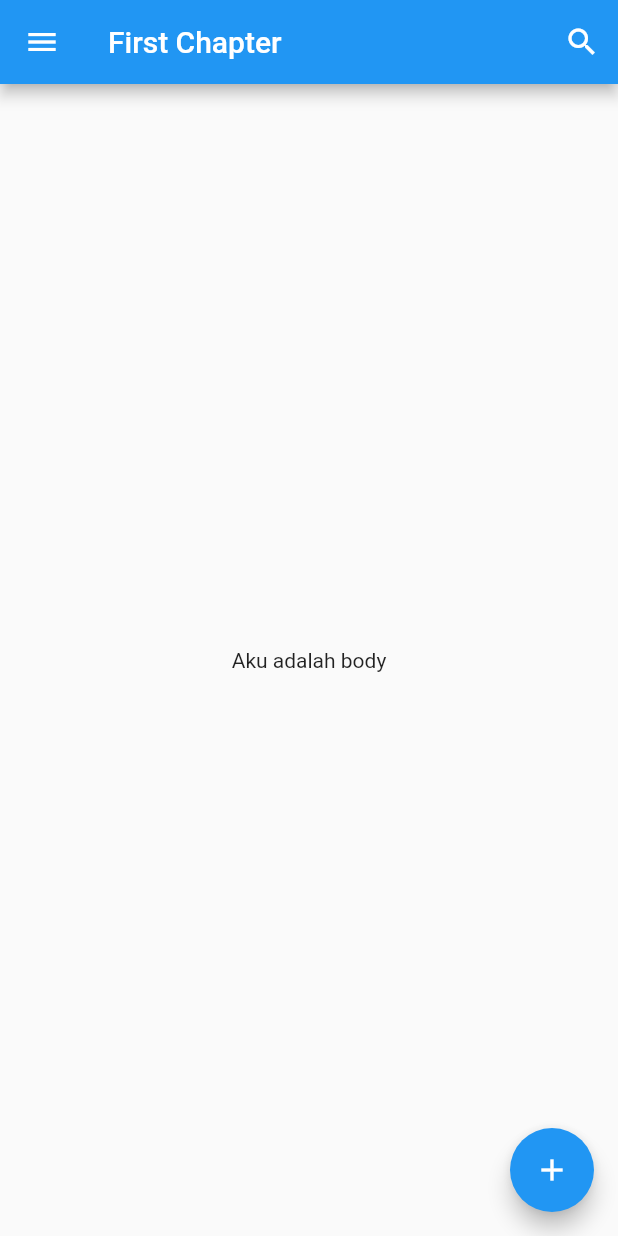
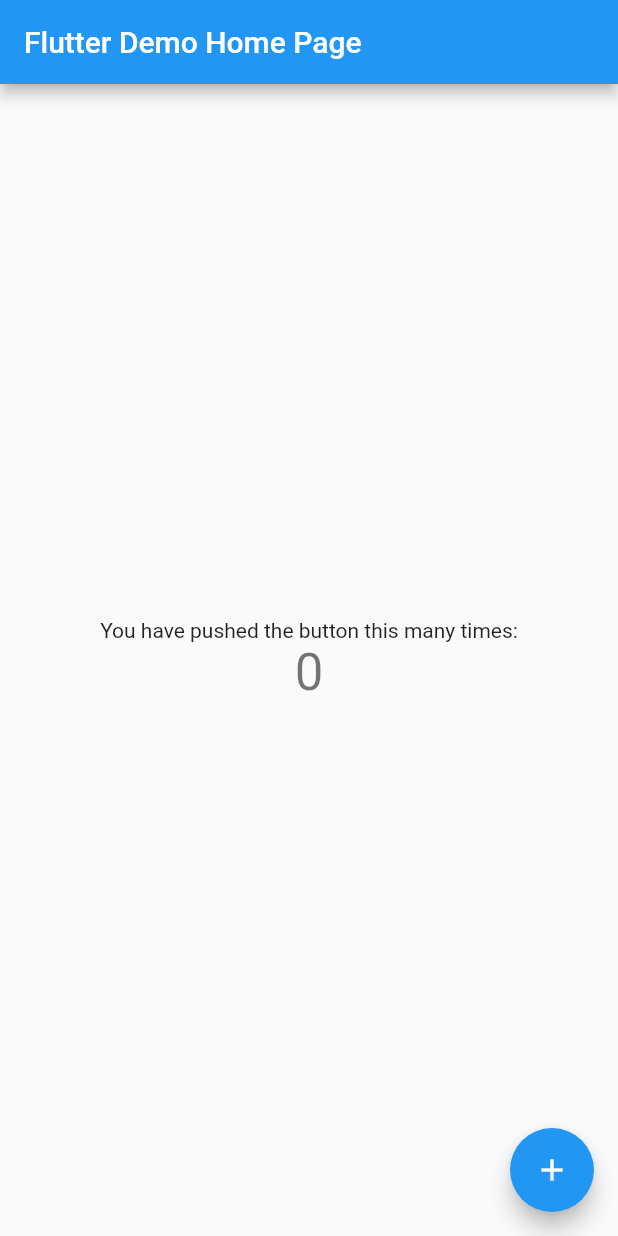
Before and after one commit to iandamping/flutter_first_chapter, a Flutter app: the screen it shows after launch, on a phone screen of 412 x 824 dp. Run offline on Flutter 3.47's test engine with Material 2 defaults, Android fonts, the phone set to English and light mode, and no system bars.

Commit message:
this is the first submission to play with flutter

```diff
--- a/lib/main.dart
+++ b/lib/main.dart
@@ -1,98 +1,115 @@
 import 'package:flutter/material.dart';
 
 void main() {
-  runApp(MyApp());
+  runApp(const MyApp());
 }
 
 class MyApp extends StatelessWidget {
+  const MyApp({Key? key}) : super(key: key);
+
+  // This widget is the root of your application.
   @override
   Widget build(BuildContext context) {
     return MaterialApp(
-        title: 'Flutter Demo',
-        theme: ThemeData(
-          primarySwatch: Colors.blue,
-        ),
-        home: FirstScaffoldScreen()
-
-        // home: Scaffold(
-        //   appBar: AppBar(
-        //     title: const Text('Hello, world!'),
-        //   ),
-        //   body: const Center(
-        //     child: BiggerText(text: 'Hello, world!'),
-        //     // child: Heading(text: 'Hello, world!'),
-        //   ),
-        // ),
-        );
-  }
-}
-
-class Heading extends StatelessWidget {
-  final String text;
-
-  const Heading({required this.text});
-
-  @override
-  Widget build(BuildContext context) {
-    return Text(text,
-        style: const TextStyle(fontSize: 24.0, fontWeight: FontWeight.bold));
-  }
-}
-
-class BiggerText extends StatefulWidget {
-  final String text;
-
-  const BiggerText({required this.text});
-
-  @override
-  State createState() {
-    return _BiggerTextState();
-  }
-}
-
-class _BiggerTextState extends State<BiggerText> {
-  double _textSize = 16.0;
-
-  @override
-  Widget build(BuildContext context) {
-    return Column(
-      mainAxisAlignment: MainAxisAlignment.center,
-      children: <Widget>[
-        Text(widget.text, style: TextStyle(fontSize: _textSize)),
-        ElevatedButton(
-            onPressed: () {
-              setState(() {
-                _textSize = 32.0;
-              });
-            },
-            child: const Text("Perbesar"))
-      ],
+      title: 'Flutter Demo',
+      theme: ThemeData(
+        // This is the theme of your application.
+        //
+        // Try running your application with "flutter run". You'll see the
+        // application has a blue toolbar. Then, without quitting the app, try
+        // changing the primarySwatch below to Colors.green and then invoke
+        // "hot reload" (press "r" in the console where you ran "flutter run",
+        // or simply save your changes to "hot reload" in a Flutter IDE).
+        // Notice that the counter didn't reset back to zero; the application
+        // is not restarted.
+        primarySwatch: Colors.blue,
+      ),
+      home: const MyHomePage(title: 'Flutter Demo Home Page'),
     );
   }
 }
 
-class FirstScaffoldScreen extends StatelessWidget {
+class MyHomePage extends StatefulWidget {
+  const MyHomePage({Key? key, required this.title}) : super(key: key);
+
+  // This widget is the home page of your application. It is stateful, meaning
+  // that it has a State object (defined below) that contains fields that affect
+  // how it looks.
+
+  // This class is the configuration for the state. It holds the values (in this
+  // case the title) provided by the parent (in this case the App widget) and
+  // used by the build method of the State. Fields in a Widget subclass are
+  // always marked "final".
+
+  final String title;
+
+  @override
+  State<MyHomePage> createState() => _MyHomePageState();
+}
+
+class _MyHomePageState extends State<MyHomePage> {
+  int _counter = 0;
+
+  void _incrementCounter() {
+    setState(() {
+      // This call to setState tells the Flutter framework that something has
+      // changed in this State, which causes it to rerun the build method below
+      // so that the display can reflect the updated values. If we changed
+      // _counter without calling setState(), then the build method would not be
+      // called again, and so nothing would appear to happen.
+      _counter++;
+    });
+  }
+
   @override
   Widget build(BuildContext context) {
+    // This method is rerun every time setState is called, for instance as done
+    // by the _incrementCounter method above.
+    //
+    // The Flutter framework has been optimized to make rerunning build methods
+    // fast, so that you can just rebuild anything that needs updating rather
+    // than having to individually change instances of widgets.
     return Scaffold(
       appBar: AppBar(
-        leading: IconButton(
-            icon: const Icon(Icons.menu, color: Colors.white),
-            onPressed: () {}),
-        title: const Text("First Chapter"),
-        actions: <Widget>[
-          IconButton(
-              onPressed: () {},
-              icon: const Icon(Icons.search, color: Colors.white))
-        ],
+        // Here we take the value from the MyHomePage object that was created by
+        // the App.build method, and use it to set our appbar title.
+        title: Text(widget.title),
       ),
       body: Center(
-        child: Text("Aku adalah body"),
+        // Center is a layout widget. It takes a single child and positions it
+        // in the middle of the parent.
+        child: Column(
+          // Column is also a layout widget. It takes a list of children and
+          // arranges them vertically. By default, it sizes itself to fit its
+          // children horizontally, and tries to be as tall as its parent.
+          //
+          // Invoke "debug painting" (press "p" in the console, choose the
+          // "Toggle Debug Paint" action from the Flutter Inspector in Android
+          // Studio, or the "Toggle Debug Paint" command in Visual Studio Code)
+          // to see the wireframe for each widget.
+          //
+          // Column has various properties to control how it sizes itself and
+          // how it positions its children. Here we use mainAxisAlignment to
+          // center the children vertically; the main axis here is the vertical
+          // axis because Columns are vertical (the cross axis would be
+          // horizontal).
+          mainAxisAlignment: MainAxisAlignment.center,
+          children: <Widget>[
+            const Text(
+              'You have pushed the button this many times:',
+            ),
+            Text(
+              '$_counter',
+              style: Theme.of(context).textTheme.headline4,
+            ),
+          ],
+        ),
       ),
       floatingActionButton: FloatingActionButton(
-        child: Icon(Icons.add),
-        onPressed: () {},
-      ),
+        onPressed: _incrementCounter,
+        tooltip: 'Increment',
+        child: const Icon(Icons.add),
+      ), // This trailing comma makes auto-formatting nicer for build methods.
     );
   }
 }
```
